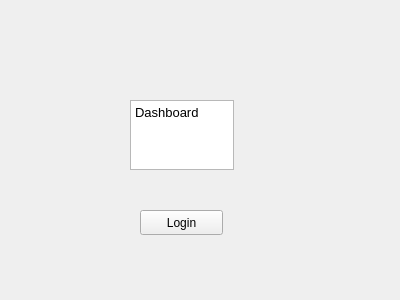
Qt form src/view/dashboardview.ui (aidanMiklos/COMP3004FINAL) before a commit.
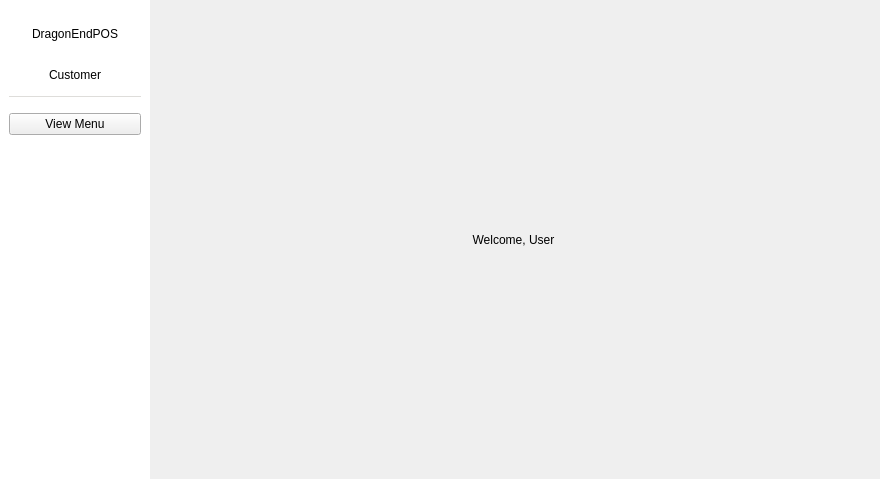
The same form after that commit.

Commit message: Login page done, dashboard partially done. Need info on how controller and model work to complete

```diff
--- a/src/view/dashboardview.ui
+++ b/src/view/dashboardview.ui
@@ -6,44 +6,266 @@
    <rect>
     <x>0</x>
     <y>0</y>
-    <width>400</width>
-    <height>300</height>
+    <width>880</width>
+    <height>479</height>
    </rect>
   </property>
   <property name="windowTitle">
    <string>Form</string>
   </property>
-  <widget class="QTextEdit" name="textEdit">
-   <property name="geometry">
-    <rect>
-     <x>130</x>
-     <y>100</y>
-     <width>104</width>
-     <height>70</height>
-    </rect>
+  <layout class="QHBoxLayout" name="horizontalLayout_2">
+   <property name="spacing">
+    <number>6</number>
    </property>
-   <property name="html">
-    <string>&lt;!DOCTYPE HTML PUBLIC &quot;-//W3C//DTD HTML 4.0//EN&quot; &quot;http://www.w3.org/TR/REC-html40/strict.dtd&quot;&gt;
-&lt;html&gt;&lt;head&gt;&lt;meta name=&quot;qrichtext&quot; content=&quot;1&quot; /&gt;&lt;style type=&quot;text/css&quot;&gt;
-p, li { white-space: pre-wrap; }
-&lt;/style&gt;&lt;/head&gt;&lt;body style=&quot; font-family:'Sans'; font-size:10pt; font-weight:400; font-style:normal;&quot;&gt;
-&lt;p style=&quot; margin-top:0px; margin-bottom:0px; margin-left:0px; margin-right:0px; -qt-block-indent:0; text-indent:0px;&quot;&gt;Dashboard&lt;/p&gt;
-&lt;p style=&quot;-qt-paragraph-type:empty; margin-top:0px; margin-bottom:0px; margin-left:0px; margin-right:0px; -qt-block-indent:0; text-indent:0px;&quot;&gt;&lt;br /&gt;&lt;/p&gt;&lt;/body&gt;&lt;/html&gt;</string>
+   <property name="leftMargin">
+    <number>0</number>
    </property>
-  </widget>
-  <widget class="QPushButton" name="pushButton">
-   <property name="geometry">
-    <rect>
-     <x>140</x>
-     <y>210</y>
-     <width>83</width>
-     <height>25</height>
-    </rect>
+   <property name="topMargin">
+    <number>0</number>
    </property>
-   <property name="text">
-    <string>Login</string>
+   <property name="rightMargin">
+    <number>9</number>
    </property>
-  </widget>
+   <property name="bottomMargin">
+    <number>0</number>
+   </property>
+   <item>
+    <layout class="QHBoxLayout" name="horizontalLayout">
+     <property name="spacing">
+      <number>0</number>
+     </property>
+     <item>
+      <widget class="QFrame" name="sideBar">
+       <property name="sizePolicy">
+        <sizepolicy hsizetype="Fixed" vsizetype="Preferred">
+         <horstretch>0</horstretch>
+         <verstretch>0</verstretch>
+        </sizepolicy>
+       </property>
+       <property name="minimumSize">
+        <size>
+         <width>150</width>
+         <height>0</height>
+        </size>
+       </property>
+       <property name="maximumSize">
+        <size>
+         <width>150</width>
+         <height>16777215</height>
+        </size>
+       </property>
+       <property name="baseSize">
+        <size>
+         <width>150</width>
+         <height>0</height>
+        </size>
+       </property>
+       <property name="styleSheet">
+        <string notr="true">QFrame#sideBar{
+	background-color: rgb(255, 255, 255)
+}</string>
+       </property>
+       <property name="frameShape">
+        <enum>QFrame::NoFrame</enum>
+       </property>
+       <property name="frameShadow">
+        <enum>QFrame::Raised</enum>
+       </property>
+       <layout class="QVBoxLayout" name="verticalLayout">
+        <item>
+         <widget class="QLabel" name="dashboardDEPLbl">
+          <property name="minimumSize">
+           <size>
+            <width>0</width>
+            <height>50</height>
+           </size>
+          </property>
+          <property name="maximumSize">
+           <size>
+            <width>16777215</width>
+            <height>100</height>
+           </size>
+          </property>
+          <property name="text">
+           <string>DragonEndPOS</string>
+          </property>
+          <property name="alignment">
+           <set>Qt::AlignCenter</set>
+          </property>
+         </widget>
+        </item>
+        <item>
+         <widget class="QLabel" name="dashboardUserLbl">
+          <property name="sizePolicy">
+           <sizepolicy hsizetype="Expanding" vsizetype="Preferred">
+            <horstretch>0</horstretch>
+            <verstretch>0</verstretch>
+           </sizepolicy>
+          </property>
+          <property name="minimumSize">
+           <size>
+            <width>0</width>
+            <height>20</height>
+           </size>
+          </property>
+          <property name="maximumSize">
+           <size>
+            <width>16777215</width>
+            <height>50</height>
+           </size>
+          </property>
+          <property name="text">
+           <string>Customer</string>
+          </property>
+          <property name="alignment">
+           <set>Qt::AlignCenter</set>
+          </property>
+         </widget>
+        </item>
+        <item>
+         <spacer name="verticalSpacer_5">
+          <property name="orientation">
+           <enum>Qt::Vertical</enum>
+          </property>
+          <property name="sizeType">
+           <enum>QSizePolicy::Fixed</enum>
+          </property>
+          <property name="sizeHint" stdset="0">
+           <size>
+            <width>20</width>
+            <height>5</height>
+           </size>
+          </property>
+         </spacer>
+        </item>
+        <item>
+         <widget class="QFrame" name="dashboardSidebarSeparator">
+          <property name="sizePolicy">
+           <sizepolicy hsizetype="Expanding" vsizetype="Fixed">
+            <horstretch>0</horstretch>
+            <verstretch>0</verstretch>
+           </sizepolicy>
+          </property>
+          <property name="minimumSize">
+           <size>
+            <width>0</width>
+            <height>1</height>
+           </size>
+          </property>
+          <property name="baseSize">
+           <size>
+            <width>0</width>
+            <height>1</height>
+           </size>
+          </property>
+          <property name="styleSheet">
+           <string notr="true">QFrame#dashboardSidebarSeparator{
+	background-color: rgb(222, 221, 218)
+}</string>
+          </property>
+          <property name="frameShape">
+           <enum>QFrame::NoFrame</enum>
+          </property>
+          <property name="frameShadow">
+           <enum>QFrame::Raised</enum>
+          </property>
+         </widget>
+        </item>
+        <item>
+         <spacer name="verticalSpacer_4">
+          <property name="orientation">
+           <enum>Qt::Vertical</enum>
+          </property>
+          <property name="sizeType">
+           <enum>QSizePolicy::Fixed</enum>
+          </property>
+          <property name="sizeHint" stdset="0">
+           <size>
+            <width>20</width>
+            <height>10</height>
+           </size>
+          </property>
+         </spacer>
+        </item>
+        <item>
+         <widget class="QPushButton" name="dashboardMenuBtn">
+          <property name="text">
+           <string>View Menu</string>
+          </property>
+         </widget>
+        </item>
+        <item>
+         <spacer name="verticalSpacer">
+          <property name="orientation">
+           <enum>Qt::Vertical</enum>
+          </property>
+          <property name="sizeHint" stdset="0">
+           <size>
+            <width>20</width>
+            <height>40</height>
+           </size>
+          </property>
+         </spacer>
+        </item>
+       </layout>
+      </widget>
+     </item>
+    </layout>
+   </item>
+   <item>
+    <layout class="QVBoxLayout" name="verticalLayout_2">
+     <item>
+      <spacer name="verticalSpacer_3">
+       <property name="orientation">
+        <enum>Qt::Vertical</enum>
+       </property>
+       <property name="sizeType">
+        <enum>QSizePolicy::Fixed</enum>
+       </property>
+       <property name="sizeHint" stdset="0">
+        <size>
+         <width>20</width>
+         <height>20</height>
+        </size>
+       </property>
+      </spacer>
+     </item>
+     <item>
+      <widget class="QLabel" name="dashboardMainLbl">
+       <property name="text">
+        <string>Welcome, User</string>
+       </property>
+       <property name="alignment">
+        <set>Qt::AlignCenter</set>
+       </property>
+      </widget>
+     </item>
+     <item>
+      <layout class="QHBoxLayout" name="horizontalLayout_3">
+       <item>
+        <layout class="QVBoxLayout" name="verticalLayout_7"/>
+       </item>
+       <item>
+        <layout class="QVBoxLayout" name="verticalLayout_6"/>
+       </item>
+      </layout>
+     </item>
+     <item>
+      <spacer name="horizontalSpacer">
+       <property name="orientation">
+        <enum>Qt::Horizontal</enum>
+       </property>
+       <property name="sizeHint" stdset="0">
+        <size>
+         <width>40</width>
+         <height>20</height>
+        </size>
+       </property>
+      </spacer>
+     </item>
+    </layout>
+   </item>
+  </layout>
  </widget>
  <resources/>
  <connections/>
```
The commit also changes 16 other files.
